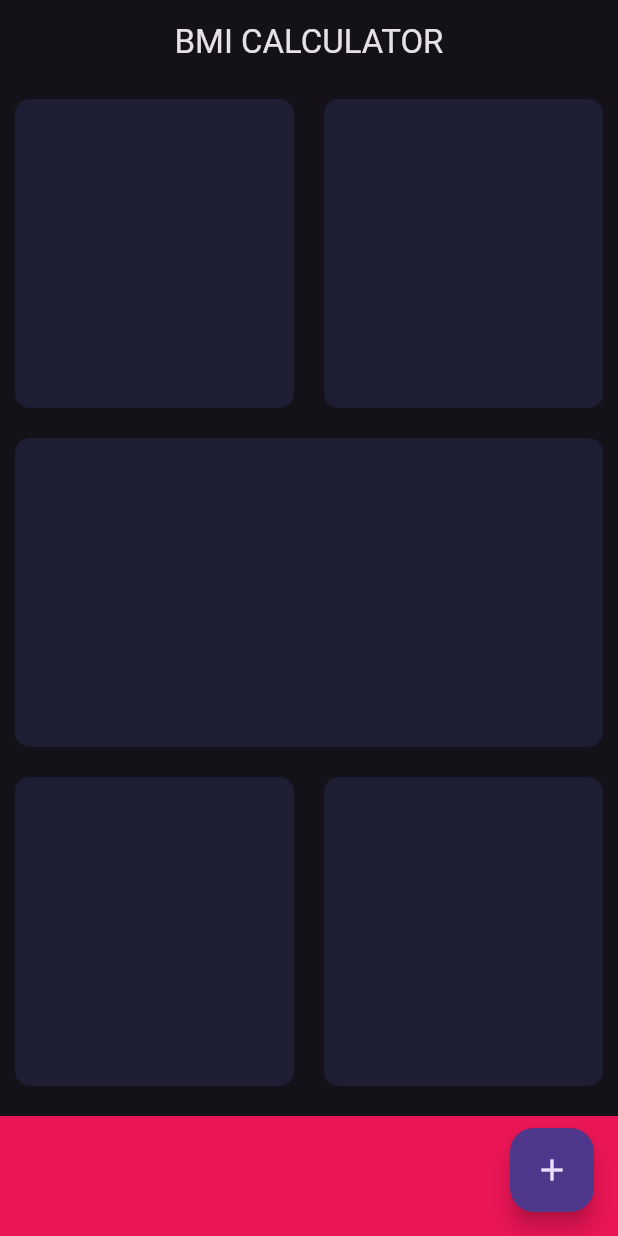
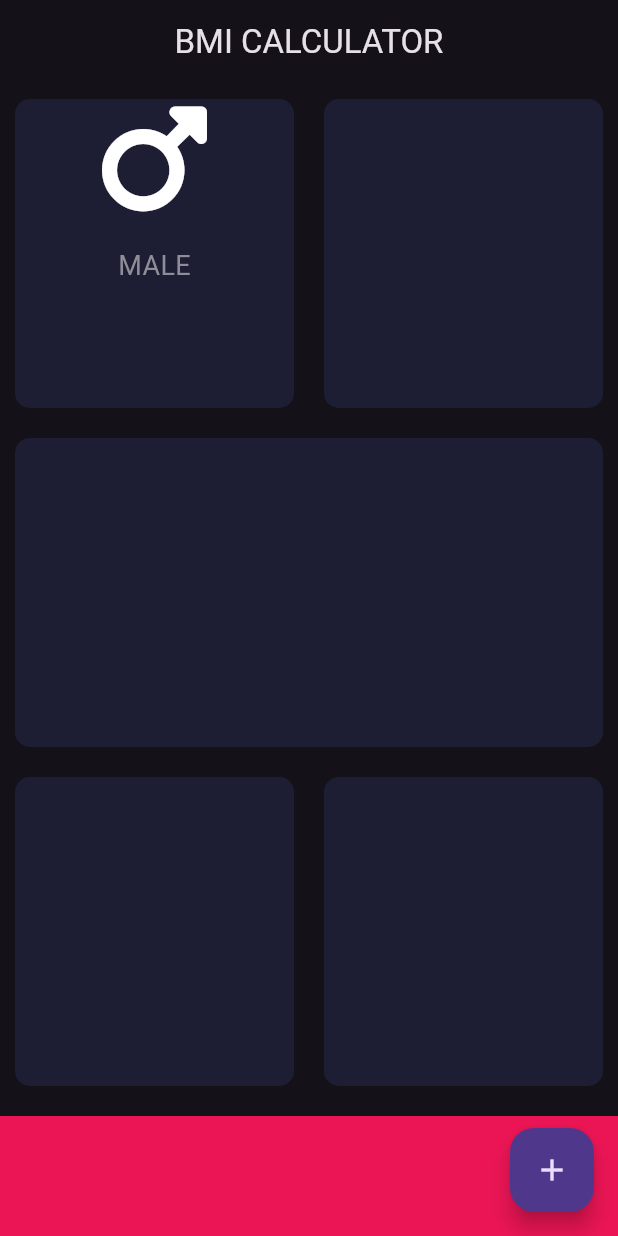
Before and after one commit to dawit2123/Flutter-Projects, a Flutter app: the screen it shows after launch, on a phone screen of 412 x 824 dp. Run offline on Flutter 3.47's test engine with Material 3 defaults, Android fonts, the phone set to English and light mode, and no system bars; our stand-ins replace audioplayers, font_awesome_flutter, rflutter_alert; missing offline and left inert: dart:html.

Commit message:
column 1 male part done

```diff
--- a/bmi_calculator/lib/input_page.dart
+++ b/bmi_calculator/lib/input_page.dart
@@ -1,4 +1,5 @@
 import 'package:flutter/material.dart';
+import 'package:font_awesome_flutter/font_awesome_flutter.dart';
 
 const minimumBottomContainerHeight = 80.0;
 const activeCardColor = Color(0xFF1D1E33);
@@ -25,22 +26,40 @@ class _InputPageState extends State<InputPage> {
               child: Row(
             children: <Widget>[
               Expanded(
-                child: BasicContainer(activeCardColor),
+                child: BasicContainer(
+                  activeCardColor,
+                  Column(
+                    children: <Widget>[
+                      Icon(
+                        FontAwesomeIcons.mars,
+                        size: 80.0,
+                      ),
+                      SizedBox(
+                        height: 18.0,
+                      ),
+                      Text(
+                        'MALE',
+                        style:
+                            TextStyle(color: Color(0xff8d8e98), fontSize: 18.0),
+                      )
+                    ],
+                  ),
+                ),
               ),
-              Expanded(child: BasicContainer(activeCardColor)),
+              Expanded(child: BasicContainer(activeCardColor, Column())),
             ],
           )),
           Expanded(
               child: Row(
             children: <Widget>[
-              Expanded(child: BasicContainer(activeCardColor))
+              Expanded(child: BasicContainer(activeCardColor, Column()))
             ],
           )),
           Expanded(
               child: Row(
             children: <Widget>[
-              Expanded(child: BasicContainer(activeCardColor)),
-              Expanded(child: BasicContainer(activeCardColor))
+              Expanded(child: BasicContainer(activeCardColor, Column())),
+              Expanded(child: BasicContainer(activeCardColor, Column()))
             ],
           )),
           Container(
@@ -63,11 +82,13 @@ class _InputPageState extends State<InputPage> {
 
 class BasicContainer extends StatelessWidget {
   final Color color;
-  BasicContainer(this.color);
+  final Widget childWidget;
+  BasicContainer(this.color, this.childWidget);
 
   @override
   Widget build(BuildContext context) {
     return Container(
+      child: childWidget,
       margin: EdgeInsets.all(10.0),
       decoration: BoxDecoration(
           borderRadius: BorderRadius.circular(10.0), color: color),
--- a/bmi_calculator/pubspec.yaml
+++ b/bmi_calculator/pubspec.yaml
@@ -34,6 +34,7 @@ dependencies:
   # The following adds the Cupertino Icons font to your application.
   # Use with the CupertinoIcons class for iOS style icons.
   cupertino_icons: ^1.0.6
+  font_awesome_flutter: ^10.7.0
 
 dev_dependencies:
   flutter_test:
```
Also changed, not shown: bmi_calculator/pubspec.lock.
